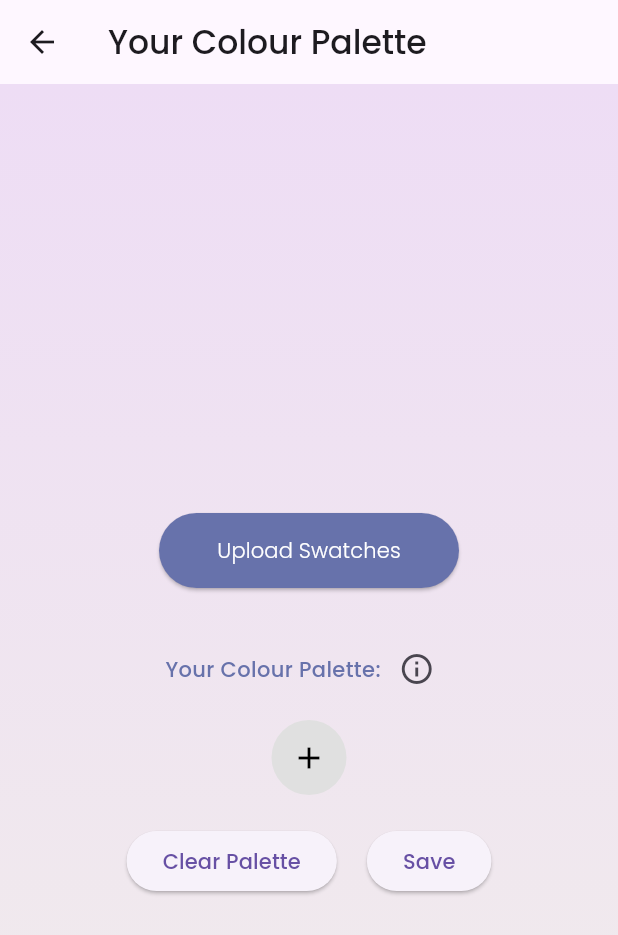
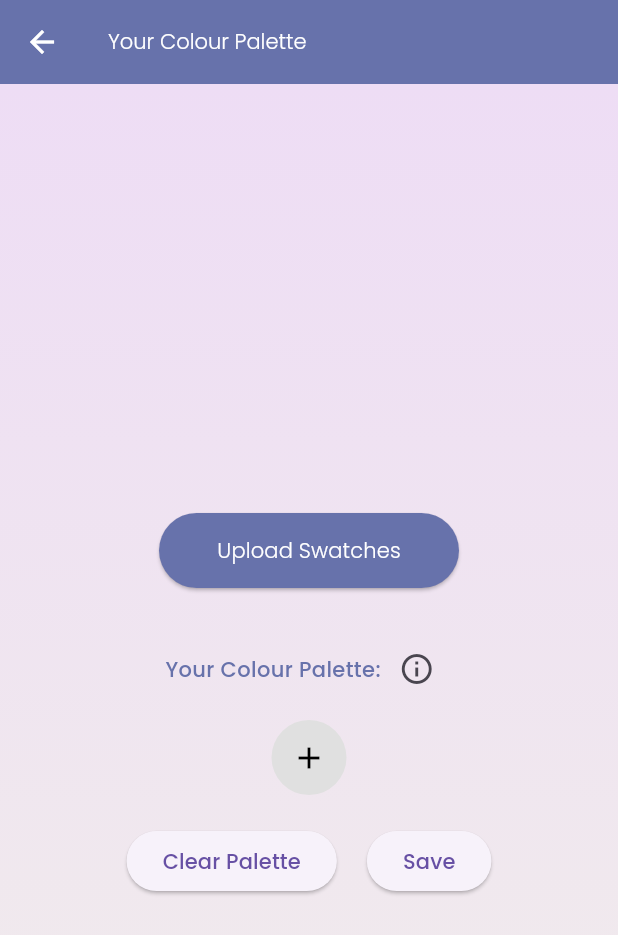
Before and after one commit to sbrina-w/Chroma, a Flutter app: the screen it shows after launch, after a tap on "Add or Edit Your Colours", on a phone screen of 412 x 824 dp. Shown: the top 935 px of the screen. Run offline on Flutter 3.47's test engine with Material 3 defaults, Android fonts, the phone set to English and light mode, and no system bars; our stand-ins replace camera, flutter_colorpicker, image_picker, palette_generator, shared_preferences.

Commit message:
minor UI changes

```diff
--- a/chroma/lib/main.dart
+++ b/chroma/lib/main.dart
@@ -17,11 +17,20 @@ class ChromaApp extends StatelessWidget {
     return MaterialApp(
       title: 'Chroma',
       theme: ThemeData(
-        primarySwatch: Colors.red,
+        primaryColor: const Color(0xFF6772AB),
+        appBarTheme: AppBarTheme(
+          backgroundColor: const Color(0xFF6772AB),
+          titleTextStyle: TextStyle(
+            color: Colors.white,
+            fontFamily: 'Poppins',
+            fontWeight: FontWeight.w200,
+          ),
+          iconTheme: IconThemeData(color: Colors.white),
+        ),
         textTheme: Theme.of(context).textTheme.apply(
           fontFamily: 'Poppins',
-          bodyColor: Color(0xFF6772AB),
-          displayColor: Color(0xFF6772AB),
+          bodyColor: const Color(0xFF6772AB),
+          displayColor: const Color(0xFF6772AB),
         ),
       ),
       home: const LandingPage(),
```
Also changed, not shown: chroma/lib/analyzer.dart (+20 -16 lines).
